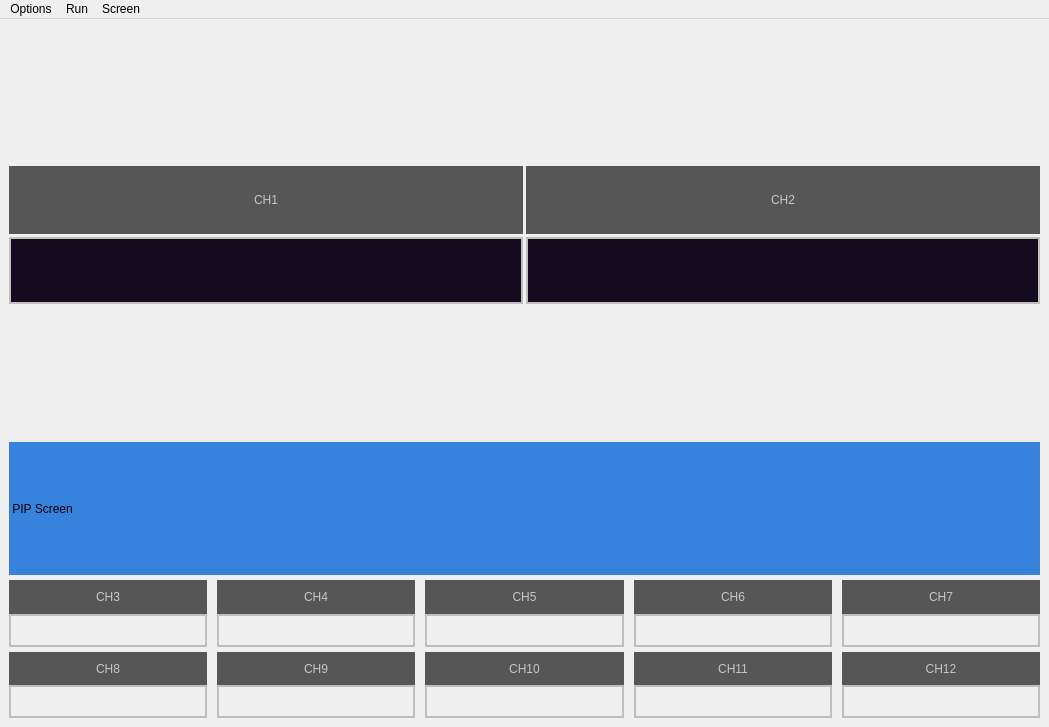
Qt form UI/BroadCast.ui (SadPig00/OnePersonBroadCast) before a commit.
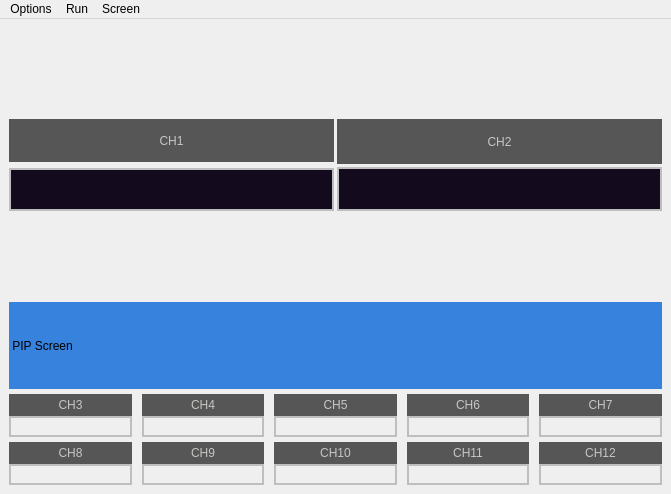
The same form after that commit.

```diff
--- a/UI/BroadCast.ui
+++ b/UI/BroadCast.ui
@@ -6,8 +6,8 @@
    <rect>
     <x>0</x>
     <y>0</y>
-    <width>1049</width>
-    <height>727</height>
+    <width>671</width>
+    <height>494</height>
    </rect>
   </property>
   <property name="windowTitle">
@@ -46,6 +46,9 @@
         </property>
         <item>
          <layout class="QVBoxLayout" name="main1_layout">
+          <property name="spacing">
+           <number>6</number>
+          </property>
           <property name="topMargin">
            <number>0</number>
           </property>
@@ -577,7 +580,7 @@
     <rect>
      <x>0</x>
      <y>0</y>
-     <width>1049</width>
+     <width>671</width>
      <height>21</height>
     </rect>
    </property>
```
Left out of the diff: 8 changed lines with no effect on the pictures.
